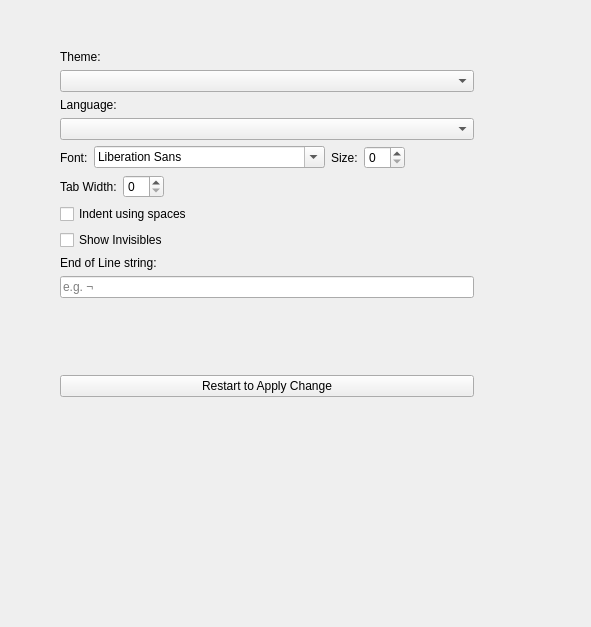
The window that widgets/src/GeneralConfigView.ui (silkedit/silkedit) describes before a commit, drawn with Qt 5.
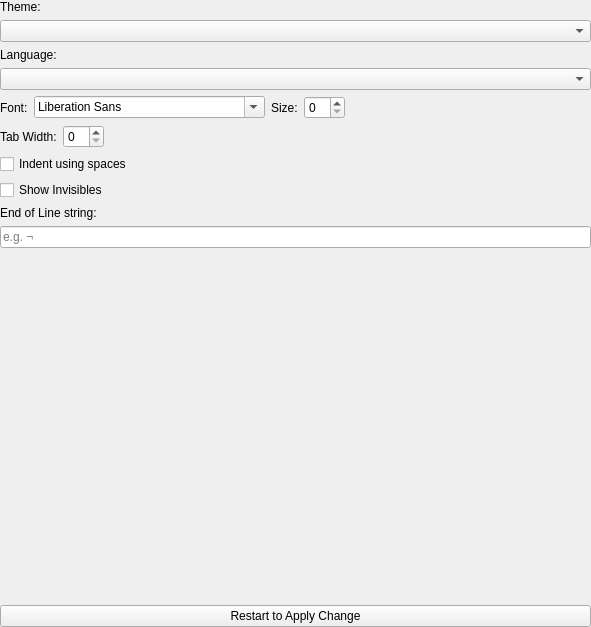
The same window after the commit.

Diff of the .ui file:
```diff
--- a/widgets/src/GeneralConfigView.ui
+++ b/widgets/src/GeneralConfigView.ui
@@ -10,18 +10,18 @@
     <height>627</height>
    </rect>
   </property>
-  <widget class="QWidget" name="verticalLayoutWidget">
-   <property name="geometry">
-    <rect>
-     <x>60</x>
-     <y>50</y>
-     <width>414</width>
-     <height>347</height>
-    </rect>
-   </property>
    <layout class="QVBoxLayout" name="rootLayout">
-    <property name="sizeConstraint">
-     <enum>QLayout::SetDefaultConstraint</enum>
+   <property name="leftMargin">
+    <number>0</number>
+   </property>
+   <property name="topMargin">
+    <number>0</number>
+   </property>
+   <property name="rightMargin">
+    <number>0</number>
+   </property>
+   <property name="bottomMargin">
+    <number>0</number>
     </property>
     <item>
      <widget class="QLabel" name="themeLabel">
@@ -177,7 +177,6 @@
      </widget>
     </item>
    </layout>
-  </widget>
  </widget>
  <resources/>
  <connections/>
```
Lines whose indentation alone changed are shown as unchanged.
